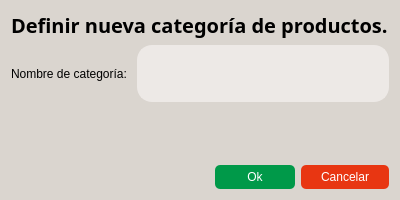
The window that POS_Application/src/ui/inventory/categoryformdialog.ui (Svndda/POS) describes before a commit, drawn with Qt 5.
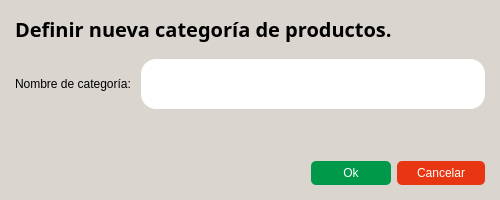
The same window after the commit.

Diff of the .ui file:
```diff
--- a/POS_Application/src/ui/inventory/categoryformdialog.ui
+++ b/POS_Application/src/ui/inventory/categoryformdialog.ui
@@ -9,7 +9,7 @@
    <rect>
     <x>0</x>
     <y>0</y>
-    <width>400</width>
+    <width>500</width>
     <height>200</height>
    </rect>
   </property>
@@ -39,6 +39,21 @@
 background-color: rgb(218, 213, 207);</string>
   </property>
   <layout class="QVBoxLayout" name="verticalLayout">
+   <property name="spacing">
+    <number>6</number>
+   </property>
+   <property name="leftMargin">
+    <number>15</number>
+   </property>
+   <property name="topMargin">
+    <number>15</number>
+   </property>
+   <property name="rightMargin">
+    <number>15</number>
+   </property>
+   <property name="bottomMargin">
+    <number>15</number>
+   </property>
    <item>
     <widget class="QLabel" name="label">
      <property name="font">
@@ -56,6 +71,22 @@
      </property>
     </widget>
    </item>
+   <item>
+    <spacer name="verticalSpacer_2">
+     <property name="orientation">
+      <enum>Qt::Orientation::Vertical</enum>
+     </property>
+     <property name="sizeType">
+      <enum>QSizePolicy::Policy::Minimum</enum>
+     </property>
+     <property name="sizeHint" stdset="0">
+      <size>
+       <width>0</width>
+       <height>10</height>
+      </size>
+     </property>
+    </spacer>
+   </item>
    <item>
     <layout class="QHBoxLayout" name="horizontalLayout">
      <item>
@@ -90,13 +121,12 @@
        </property>
        <property name="styleSheet">
         <string notr="true">QLineEdit {
-  border: 2px solid  rgb(237, 233, 230);
   border-radius: 15px;
 
   color: black;
-  background-color: rgb(237, 233, 230);
+  background-color: white;
   padding-left: 20px;
-  padding-right: 20px;
+  padding-right: 10px;
   padding-top: 10px;
   padding-bottom: 10px;
 }
```
